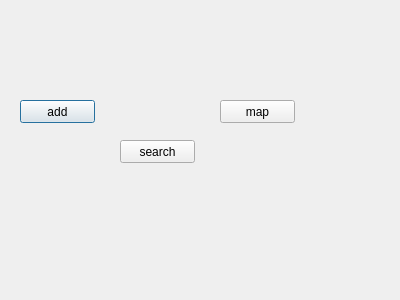
vitoascii/TourManager, file Tourmanager/mainsite.ui: the form before one commit.
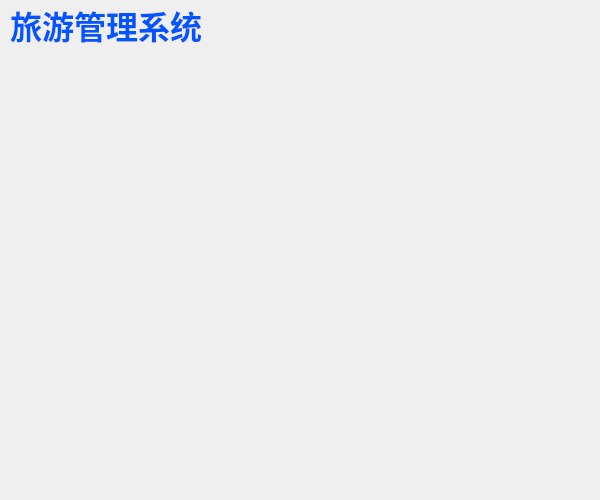
The form after the commit.

```diff
--- a/Tourmanager/mainsite.ui
+++ b/Tourmanager/mainsite.ui
@@ -6,50 +6,30 @@
    <rect>
     <x>0</x>
     <y>0</y>
-    <width>400</width>
-    <height>300</height>
+    <width>600</width>
+    <height>500</height>
    </rect>
   </property>
   <property name="windowTitle">
    <string>MainSite</string>
   </property>
-  <widget class="QPushButton" name="mBtnAddFile">
+  <widget class="QLabel" name="mLblTitle">
    <property name="geometry">
     <rect>
-     <x>20</x>
-     <y>100</y>
-     <width>75</width>
-     <height>23</height>
+     <x>10</x>
+     <y>0</y>
+     <width>211</width>
+     <height>51</height>
     </rect>
    </property>
-   <property name="text">
-    <string>add</string>
+   <property name="font">
+    <font>
+     <family>幼圆</family>
+     <pointsize>22</pointsize>
+    </font>
    </property>
-  </widget>
-  <widget class="QPushButton" name="mBtnSearch">
-   <property name="geometry">
-    <rect>
-     <x>120</x>
-     <y>140</y>
-     <width>75</width>
-     <height>23</height>
-    </rect>
-   </property>
    <property name="text">
-    <string>search</string>
-   </property>
-  </widget>
-  <widget class="QPushButton" name="mBtnUseMap">
-   <property name="geometry">
-    <rect>
-     <x>220</x>
-     <y>100</y>
-     <width>75</width>
-     <height>23</height>
-    </rect>
-   </property>
-   <property name="text">
-    <string>map</string>
+    <string>&lt;html&gt;&lt;head/&gt;&lt;body&gt;&lt;p&gt;&lt;span style=&quot; font-size:24pt; font-weight:600; color:#0055ff;&quot;&gt;旅游管理系统&lt;/span&gt;&lt;/p&gt;&lt;/body&gt;&lt;/html&gt;</string>
    </property>
   </widget>
  </widget>
```
